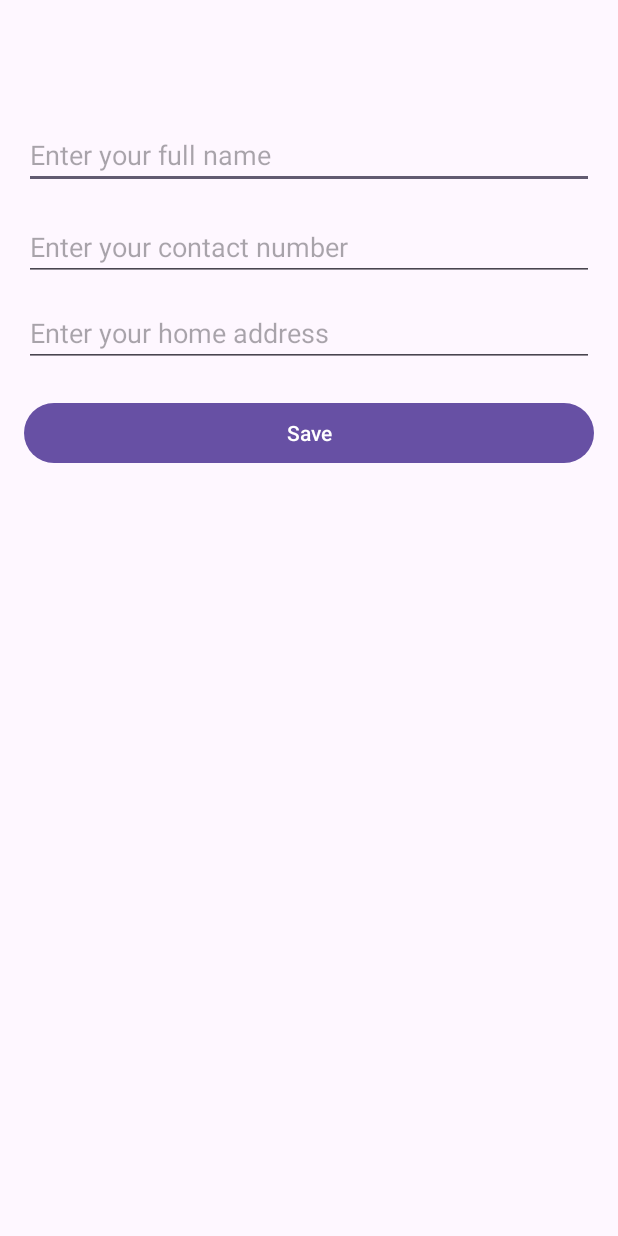
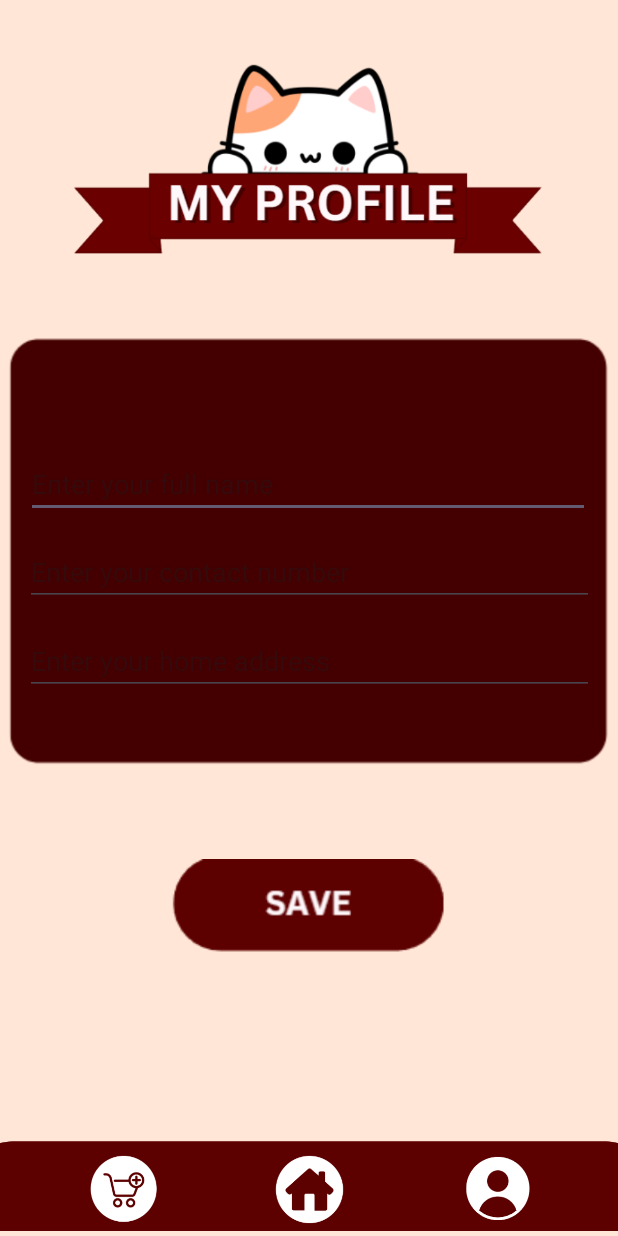
Before and after one commit to starrrrr06/PizzaOrderingApp, an Android app: the Profile screen opened directly, with no data from a screen before it, on a phone screen of 412 x 824 dp. Run offline under Robolectric (Android 15) with nearby library versions, the phone set to English and light mode, and no system bars; our stand-ins replace Firebase (no records; nobody signed in at launch, a user with empty details on screens opened directly).

Commit message:
updated version 101

```diff
--- a/app/src/main/res/layout/activity_profile.xml
+++ b/app/src/main/res/layout/activity_profile.xml
@@ -4,67 +4,137 @@
     xmlns:tools="http://schemas.android.com/tools"
     android:layout_width="match_parent"
     android:layout_height="match_parent"
-    android:padding="16dp">
+    android:background="#ffe6d6">
 
-    <!-- Email TextView (Visible but not editable) -->
+
+
+    <ImageView
+        android:id="@+id/imageView20"
+        android:layout_width="405dp"
+        android:layout_height="344dp"
+        android:layout_marginTop="192dp"
+        app:layout_constraintEnd_toEndOf="parent"
+        app:layout_constraintStart_toStartOf="parent"
+        app:layout_constraintTop_toTopOf="parent"
+        app:srcCompat="@drawable/bgg" />
+
+    <Button
+        android:id="@+id/cart_id"
+        android:layout_width="54dp"
+        android:layout_height="36dp"
+        android:layout_marginTop="772dp"
+        app:layout_constraintEnd_toEndOf="parent"
+        app:layout_constraintHorizontal_bias="0.157"
+        app:layout_constraintStart_toStartOf="parent"
+        app:layout_constraintTop_toTopOf="parent" />
+
+    <Button
+        android:id="@+id/profile"
+        android:layout_width="44dp"
+        android:layout_height="34dp"
+        android:layout_marginTop="772dp"
+        app:layout_constraintEnd_toEndOf="parent"
+        app:layout_constraintHorizontal_bias="0.848"
+        app:layout_constraintStart_toStartOf="parent"
+        app:layout_constraintTop_toTopOf="parent" />
+
+    <Button
+        android:id="@+id/home"
+        android:layout_width="54dp"
+        android:layout_height="37dp"
+        android:layout_marginTop="772dp"
+        app:layout_constraintEnd_toEndOf="parent"
+        app:layout_constraintHorizontal_bias="0.498"
+        app:layout_constraintStart_toStartOf="parent"
+        app:layout_constraintTop_toTopOf="parent" />
+
     <TextView
         android:id="@+id/textViewEmail"
         android:layout_width="wrap_content"
         android:layout_height="wrap_content"
+        android:layout_marginTop="252dp"
         android:text="Email"
-        android:textSize="18sp"
+        android:textSize="20sp"
+        app:layout_constraintEnd_toEndOf="parent"
+        app:layout_constraintHorizontal_bias="0.047"
+        app:layout_constraintStart_toStartOf="parent"
+        app:layout_constraintTop_toTopOf="parent" />
+
+    <EditText
+        android:id="@+id/editTextFullName"
+        android:layout_width="376dp"
+        android:layout_height="41dp"
+        android:layout_marginTop="304dp"
+        android:hint="Enter your full name"
+        app:layout_constraintEnd_toEndOf="parent"
+        app:layout_constraintHorizontal_bias="0.482"
+        app:layout_constraintStart_toStartOf="parent"
+        app:layout_constraintTop_toTopOf="parent" />
+
+    <EditText
+        android:id="@+id/editTextContactNumber"
+        android:layout_width="379dp"
+        android:layout_height="44dp"
+        android:layout_marginTop="360dp"
+        android:hint="Enter your contact number"
+        android:inputType="phone"
+        app:layout_constraintEnd_toEndOf="parent"
+        app:layout_constraintStart_toStartOf="parent"
+        app:layout_constraintTop_toTopOf="parent" />
+
+    <EditText
+        android:id="@+id/editTextHomeAddress"
+        android:layout_width="379dp"
+        android:layout_height="43dp"
+        android:layout_marginTop="420dp"
+        android:hint="Enter your home address"
+        app:layout_constraintEnd_toEndOf="parent"
+        app:layout_constraintStart_toStartOf="parent"
+        app:layout_constraintTop_toTopOf="parent" />
+
+    <Button
+        android:id="@+id/buttonSave"
+        android:layout_width="140dp"
+        android:layout_height="48dp"
+        android:layout_marginTop="580dp"
+        android:text="Save"
+        app:layout_constraintEnd_toEndOf="parent"
+        app:layout_constraintHorizontal_bias="0.498"
+        app:layout_constraintStart_toStartOf="parent"
+        app:layout_constraintTop_toTopOf="parent" />
+
+    <ImageView
+        android:id="@+id/imageView14"
+        android:layout_width="328dp"
+        android:layout_height="184dp"
+        android:layout_marginStart="13dp"
         android:layout_marginTop="16dp"
+        app:layout_constraintEnd_toEndOf="parent"
+        app:layout_constraintHorizontal_bias="0.4"
+        app:layout_constraintStart_toStartOf="parent"
+        app:layout_constraintTop_toTopOf="parent"
+        app:srcCompat="@drawable/profile" />
+
+    <ImageView
+        android:id="@+id/imageView21"
+        android:layout_width="185dp"
+        android:layout_height="64dp"
+        android:layout_marginTop="572dp"
+        app:layout_constraintEnd_toEndOf="parent"
+        app:layout_constraintStart_toStartOf="parent"
+        app:layout_constraintTop_toTopOf="parent"
+        app:srcCompat="@drawable/savess" />
+
+    <ImageView
+        android:id="@+id/imageView23"
+        android:layout_width="wrap_content"
+        android:layout_height="wrap_content"
+        android:layout_marginTop="692dp"
         app:layout_constraintEnd_toEndOf="parent"
         app:layout_constraintHorizontal_bias="0.0"
         app:layout_constraintStart_toStartOf="parent"
-        app:layout_constraintTop_toTopOf="parent" />
+        app:layout_constraintTop_toTopOf="parent"
+        app:srcCompat="@drawable/widgets" />
 
-    <!-- Full Name EditText -->
-    <EditText
-        android:id="@+id/editTextFullName"
-        android:layout_width="0dp"
-        android:layout_height="wrap_content"
-        android:layout_marginTop="24dp"
-        android:hint="Enter your full name"
-        app:layout_constraintEnd_toEndOf="parent"
-        app:layout_constraintHorizontal_bias="0.0"
-        app:layout_constraintStart_toStartOf="parent"
-        app:layout_constraintTop_toBottomOf="@+id/textViewEmail" />
 
-    <!-- Contact Number EditText -->
-    <EditText
-        android:id="@+id/editTextContactNumber"
-        android:layout_width="0dp"
-        android:layout_height="wrap_content"
-        android:layout_marginTop="16dp"
-        android:hint="Enter your contact number"
-        android:inputType="phone"
-        app:layout_constraintEnd_toEndOf="parent"
-        app:layout_constraintHorizontal_bias="0.0"
-        app:layout_constraintStart_toStartOf="parent"
-        app:layout_constraintTop_toBottomOf="@+id/editTextFullName" />
-
-    <!-- Home Address EditText -->
-    <EditText
-        android:id="@+id/editTextHomeAddress"
-        android:layout_width="0dp"
-        android:layout_height="wrap_content"
-        android:layout_marginTop="12dp"
-        android:hint="Enter your home address"
-        app:layout_constraintEnd_toEndOf="parent"
-        app:layout_constraintHorizontal_bias="0.0"
-        app:layout_constraintStart_toStartOf="parent"
-        app:layout_constraintTop_toBottomOf="@+id/editTextContactNumber" />
-
-    <!-- Save Button -->
-    <Button
-        android:id="@+id/buttonSave"
-        android:layout_width="0dp"
-        android:layout_height="wrap_content"
-        android:layout_marginTop="20dp"
-        android:text="Save"
-        app:layout_constraintEnd_toEndOf="parent"
-        app:layout_constraintHorizontal_bias="0.0"
-        app:layout_constraintStart_toStartOf="parent"
-        app:layout_constraintTop_toBottomOf="@+id/editTextHomeAddress" />
 </androidx.constraintlayout.widget.ConstraintLayout>
```
Also changed, not shown: app/src/main/java/com/example/pizzaorderingapp/CartActivity2.java (+20 -0 lines), app/src/main/res/layout/activity_home_screen.xml (+16 -16 lines), app/src/main/res/layout/activity_order_confirmation.xml (+2 -18 lines), app/src/main/res/layout/cart_activity2.xml (+99 -36 lines), app/src/main/res/drawable/bg.png (added), app/src/main/res/drawable/bgg.png (added), app/src/main/res/drawable/chekcout.png (added), app/src/main/res/drawable/claear.png (added), app/src/main/res/drawable/mycart.png (added), app/src/main/res/drawable/profile.png (added), app/src/main/res/drawable/savess.png (added), app/src/main/res/drawable/total.png (added).
